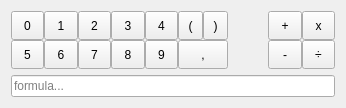
First picture: the form in resources/ui/modules/Calculator.ui, repository Hboni/francis, before the edit.
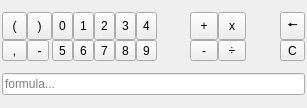
Second picture: the form after the edit.

Commit message: improve method and fix issues

What changed in the file:
```diff
--- a/resources/ui/modules/Calculator.ui
+++ b/resources/ui/modules/Calculator.ui
@@ -6,7 +6,7 @@
    <rect>
     <x>0</x>
     <y>0</y>
-    <width>346</width>
+    <width>307</width>
     <height>108</height>
    </rect>
   </property>
@@ -14,12 +14,40 @@
    <string>Form</string>
   </property>
   <layout class="QVBoxLayout" name="verticalLayout">
+   <property name="spacing">
+    <number>2</number>
+   </property>
+   <property name="leftMargin">
+    <number>2</number>
+   </property>
+   <property name="topMargin">
+    <number>2</number>
+   </property>
+   <property name="rightMargin">
+    <number>2</number>
+   </property>
+   <property name="bottomMargin">
+    <number>2</number>
+   </property>
    <item>
     <layout class="QGridLayout" name="gridLayout">
      <property name="spacing">
       <number>0</number>
      </property>
-     <item row="0" column="7">
+     <item row="0" column="5">
+      <widget class="QToolButton" name="n3">
+       <property name="sizePolicy">
+        <sizepolicy hsizetype="Expanding" vsizetype="Preferred">
+         <horstretch>0</horstretch>
+         <verstretch>0</verstretch>
+        </sizepolicy>
+       </property>
+       <property name="text">
+        <string>3</string>
+       </property>
+      </widget>
+     </item>
+     <item row="0" column="9">
       <widget class="QToolButton" name="add">
        <property name="sizePolicy">
         <sizepolicy hsizetype="Expanding" vsizetype="Preferred">
@@ -32,8 +60,8 @@
        </property>
       </widget>
      </item>
-     <item row="0" column="1">
-      <widget class="QToolButton" name="n1">
+     <item row="0" column="2">
+      <widget class="QToolButton" name="n0">
        <property name="sizePolicy">
         <sizepolicy hsizetype="Expanding" vsizetype="Preferred">
          <horstretch>0</horstretch>
@@ -41,11 +69,11 @@
         </sizepolicy>
        </property>
        <property name="text">
-        <string>1</string>
+        <string>0</string>
        </property>
       </widget>
      </item>
-     <item row="1" column="4">
+     <item row="1" column="6">
       <widget class="QToolButton" name="n9">
        <property name="sizePolicy">
         <sizepolicy hsizetype="Expanding" vsizetype="Preferred">
@@ -58,20 +86,7 @@
        </property>
       </widget>
      </item>
-     <item row="1" column="7">
-      <widget class="QToolButton" name="subtract">
-       <property name="sizePolicy">
-        <sizepolicy hsizetype="Expanding" vsizetype="Preferred">
-         <horstretch>0</horstretch>
-         <verstretch>0</verstretch>
-        </sizepolicy>
-       </property>
-       <property name="text">
-        <string> - </string>
-       </property>
-      </widget>
-     </item>
-     <item row="1" column="0">
+     <item row="1" column="2">
       <widget class="QToolButton" name="n5">
        <property name="sizePolicy">
         <sizepolicy hsizetype="Expanding" vsizetype="Preferred">
@@ -84,7 +99,20 @@
        </property>
       </widget>
      </item>
-     <item row="1" column="2">
+     <item row="0" column="3">
+      <widget class="QToolButton" name="n1">
+       <property name="sizePolicy">
+        <sizepolicy hsizetype="Expanding" vsizetype="Preferred">
+         <horstretch>0</horstretch>
+         <verstretch>0</verstretch>
+        </sizepolicy>
+       </property>
+       <property name="text">
+        <string>1</string>
+       </property>
+      </widget>
+     </item>
+     <item row="1" column="4">
       <widget class="QToolButton" name="n7">
        <property name="sizePolicy">
         <sizepolicy hsizetype="Expanding" vsizetype="Preferred">
@@ -97,8 +125,8 @@
        </property>
       </widget>
      </item>
-     <item row="0" column="0">
-      <widget class="QToolButton" name="n0">
+     <item row="1" column="9">
+      <widget class="QToolButton" name="subtract">
        <property name="sizePolicy">
         <sizepolicy hsizetype="Expanding" vsizetype="Preferred">
          <horstretch>0</horstretch>
@@ -106,37 +134,11 @@
         </sizepolicy>
        </property>
        <property name="text">
-        <string>0</string>
+        <string> - </string>
        </property>
       </widget>
      </item>
      <item row="1" column="5">
-      <widget class="QToolButton" name="coma">
-       <property name="sizePolicy">
-        <sizepolicy hsizetype="Expanding" vsizetype="Preferred">
-         <horstretch>0</horstretch>
-         <verstretch>0</verstretch>
-        </sizepolicy>
-       </property>
-       <property name="text">
-        <string>,</string>
-       </property>
-      </widget>
-     </item>
-     <item row="1" column="1">
-      <widget class="QToolButton" name="n6">
-       <property name="sizePolicy">
-        <sizepolicy hsizetype="Expanding" vsizetype="Preferred">
-         <horstretch>0</horstretch>
-         <verstretch>0</verstretch>
-        </sizepolicy>
-       </property>
-       <property name="text">
-        <string>6</string>
-       </property>
-      </widget>
-     </item>
-     <item row="1" column="3">
       <widget class="QToolButton" name="n8">
        <property name="sizePolicy">
         <sizepolicy hsizetype="Expanding" vsizetype="Preferred">
@@ -149,7 +151,20 @@
        </property>
       </widget>
      </item>
-     <item row="0" column="4">
+     <item row="1" column="3">
+      <widget class="QToolButton" name="n6">
+       <property name="sizePolicy">
+        <sizepolicy hsizetype="Expanding" vsizetype="Preferred">
+         <horstretch>0</horstretch>
+         <verstretch>0</verstretch>
+        </sizepolicy>
+       </property>
+       <property name="text">
+        <string>6</string>
+       </property>
+      </widget>
+     </item>
+     <item row="0" column="6">
       <widget class="QToolButton" name="n4">
        <property name="sizePolicy">
         <sizepolicy hsizetype="Expanding" vsizetype="Preferred">
@@ -162,7 +177,7 @@
        </property>
       </widget>
      </item>
-     <item row="0" column="2">
+     <item row="0" column="4">
       <widget class="QToolButton" name="n2">
        <property name="sizePolicy">
         <sizepolicy hsizetype="Expanding" vsizetype="Preferred">
@@ -175,8 +190,15 @@
        </property>
       </widget>
      </item>
-     <item row="0" column="3">
-      <widget class="QToolButton" name="n3">
+     <item row="0" column="7">
+      <layout class="QHBoxLayout" name="horizontalLayout">
+       <property name="spacing">
+        <number>0</number>
+       </property>
+      </layout>
+     </item>
+     <item row="0" column="0">
+      <widget class="QToolButton" name="parenthesis_L">
        <property name="sizePolicy">
         <sizepolicy hsizetype="Expanding" vsizetype="Preferred">
          <horstretch>0</horstretch>
@@ -184,11 +206,24 @@
         </sizepolicy>
        </property>
        <property name="text">
-        <string>3</string>
+        <string> ( </string>
        </property>
       </widget>
      </item>
-     <item row="1" column="8">
+     <item row="0" column="10">
+      <widget class="QToolButton" name="multiply">
+       <property name="sizePolicy">
+        <sizepolicy hsizetype="Expanding" vsizetype="Preferred">
+         <horstretch>0</horstretch>
+         <verstretch>0</verstretch>
+        </sizepolicy>
+       </property>
+       <property name="text">
+        <string> x </string>
+       </property>
+      </widget>
+     </item>
+     <item row="1" column="10">
       <widget class="QToolButton" name="divide">
        <property name="sizePolicy">
         <sizepolicy hsizetype="Expanding" vsizetype="Preferred">
@@ -202,19 +237,6 @@
       </widget>
      </item>
      <item row="0" column="8">
-      <widget class="QToolButton" name="multiply">
-       <property name="sizePolicy">
-        <sizepolicy hsizetype="Expanding" vsizetype="Preferred">
-         <horstretch>0</horstretch>
-         <verstretch>0</verstretch>
-        </sizepolicy>
-       </property>
-       <property name="text">
-        <string> x </string>
-       </property>
-      </widget>
-     </item>
-     <item row="0" column="6">
       <spacer name="horizontalSpacer">
        <property name="orientation">
         <enum>Qt::Horizontal</enum>
@@ -227,25 +249,46 @@
        </property>
       </spacer>
      </item>
-     <item row="0" column="5">
-      <layout class="QHBoxLayout" name="horizontalLayout">
-       <property name="spacing">
-        <number>0</number>
+     <item row="0" column="11">
+      <spacer name="horizontalSpacer_2">
+       <property name="orientation">
+        <enum>Qt::Horizontal</enum>
        </property>
-       <item>
-        <widget class="QToolButton" name="parenthesis_L">
+       <property name="sizeHint" stdset="0">
+        <size>
+         <width>40</width>
+         <height>20</height>
+        </size>
+       </property>
+      </spacer>
+     </item>
+     <item row="1" column="12">
+      <widget class="QToolButton" name="clearAll">
          <property name="sizePolicy">
-          <sizepolicy hsizetype="Expanding" vsizetype="Preferred">
+        <sizepolicy hsizetype="Expanding" vsizetype="Fixed">
            <horstretch>0</horstretch>
            <verstretch>0</verstretch>
           </sizepolicy>
          </property>
          <property name="text">
-          <string> ( </string>
+        <string>C</string>
          </property>
         </widget>
        </item>
-       <item>
+     <item row="0" column="12">
+      <widget class="QToolButton" name="backspace">
+       <property name="sizePolicy">
+        <sizepolicy hsizetype="Expanding" vsizetype="Fixed">
+         <horstretch>0</horstretch>
+         <verstretch>0</verstretch>
+        </sizepolicy>
+       </property>
+       <property name="text">
+        <string>🠔</string>
+       </property>
+      </widget>
+     </item>
+     <item row="0" column="1">
         <widget class="QToolButton" name="parenthesis_R">
          <property name="sizePolicy">
           <sizepolicy hsizetype="Expanding" vsizetype="Preferred">
@@ -258,7 +301,25 @@
          </property>
         </widget>
        </item>
-      </layout>
+     <item row="1" column="0">
+      <widget class="QToolButton" name="coma">
+       <property name="sizePolicy">
+        <sizepolicy hsizetype="Expanding" vsizetype="Preferred">
+         <horstretch>0</horstretch>
+         <verstretch>0</verstretch>
+        </sizepolicy>
+       </property>
+       <property name="text">
+        <string>,</string>
+       </property>
+      </widget>
+     </item>
+     <item row="1" column="1">
+      <widget class="QToolButton" name="minus">
+       <property name="text">
+        <string> -</string>
+       </property>
+      </widget>
      </item>
     </layout>
    </item>
@@ -275,7 +336,7 @@
       <string>formula...</string>
      </property>
      <property name="clearButtonEnabled">
-      <bool>true</bool>
+      <bool>false</bool>
      </property>
     </widget>
    </item>
```
Lines whose indentation alone changed are shown as unchanged. The commit also changes 2 other files.
